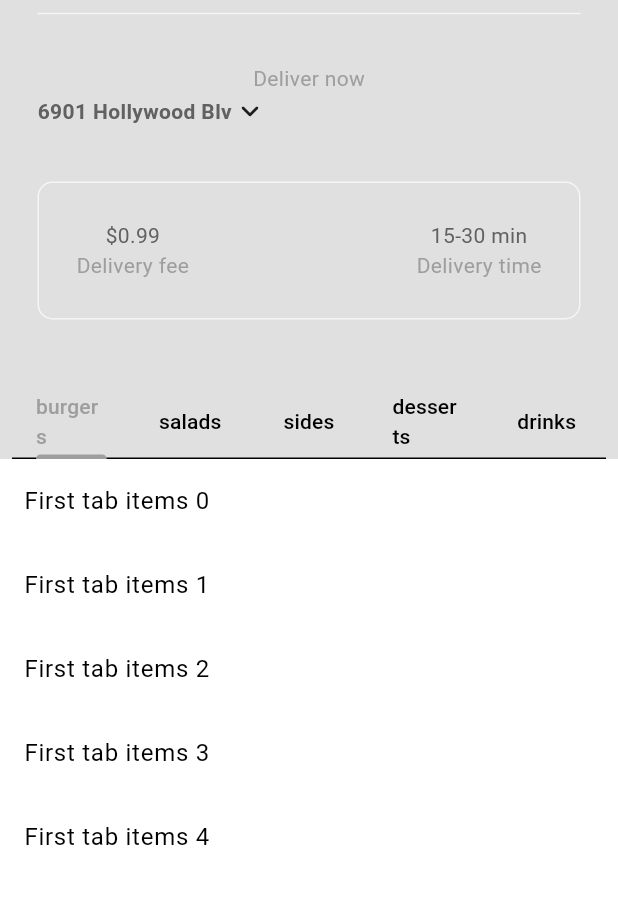
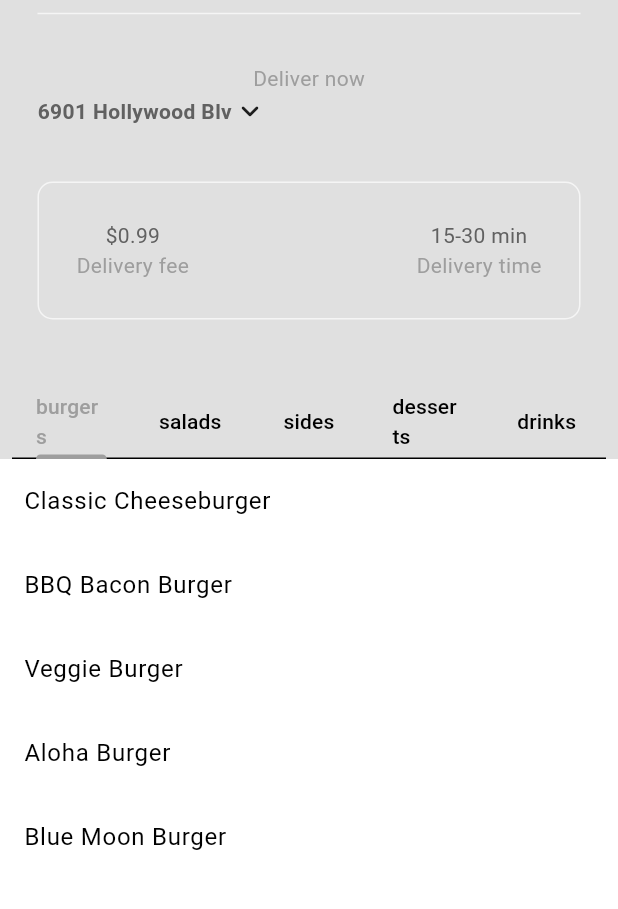
Before and after one commit to YamamotoDesu/food_delivery_app, a Flutter app: the screen it shows after launch, after a tap on "Sign In", on a phone screen of 412 x 824 dp, the part 63-972 px from its top. Run offline on Flutter 3.47's test engine with Material 3 defaults, Android fonts, the light colour scheme and no system bars.

Commit message:
feat: add restaurant provider

```diff
--- a/lib/main.dart
+++ b/lib/main.dart
@@ -1,12 +1,23 @@
 import 'package:flutter/material.dart';
 import 'package:food_delivery_app/auth/login_or_register.dart';
+import 'package:food_delivery_app/models/restraurant.dart';
 import 'package:food_delivery_app/themes/theme_provider.dart';
 import 'package:provider/provider.dart';
 
 void main() {
   runApp(
-    ChangeNotifierProvider(
-      create: (context) => ThemeProvider(),
+    // ChangeNotifierProvider(
+    //   create: (context) => ThemeProvider(),
+    //   child: const MyApp(),
+    // ),
+    MultiProvider(
+      providers: [
+        // theme provider
+        ChangeNotifierProvider(create: (context) => ThemeProvider()),
+
+        // restaurant provider
+        ChangeNotifierProvider(create: (context) => Restaurant()),
+      ],
       child: const MyApp(),
     ),
   );
--- a/lib/pages/home_page.dart
+++ b/lib/pages/home_page.dart
@@ -1,10 +1,12 @@
 import 'package:flutter/material.dart';
 import 'package:food_delivery_app/components/my_drawer.dart';
 import 'package:food_delivery_app/models/food.dart';
+import 'package:food_delivery_app/models/restraurant.dart';
 import 'package:food_delivery_app/pages/my_current_location.dart';
 import 'package:food_delivery_app/pages/my_description_box.dart';
 import 'package:food_delivery_app/pages/my_silver.app_bar.dart';
 import 'package:food_delivery_app/components/my_tab_bar.dart';
+import 'package:provider/provider.dart';
 
 class HomePage extends StatefulWidget {
   const HomePage({super.key});
@@ -31,6 +33,28 @@ class _HomePageState extends State<HomePage>
   void dispose() {
     _tabController.dispose();
     super.dispose();
+  }
+
+  // sort out and return a list of food items that belong to the selected category
+  List<Food> _filterMenuByCategory(FoodCategory category, List<Food> fullMenu) {
+    return fullMenu.where((food) => food.category == category).toList();
+  }
+
+  // return list of foods in given category
+  List<Widget> getFoodInThisCategory(List<Food> fullMenu) {
+    return FoodCategory.values.map((category) {
+      List<Food> categoruMenu = _filterMenuByCategory(category, fullMenu);
+
+      return ListView.builder(
+        itemCount: categoruMenu.length,
+        physics: const NeverScrollableScrollPhysics(),
+        itemBuilder: (context, index) {
+          return ListTile(
+            title: Text(categoruMenu[index].name),
+          );
+        },
+      );
+    }).toList();
   }
 
   @override
@@ -61,41 +85,12 @@ class _HomePageState extends State<HomePage>
             ),
           ),
         ],
-        body: TabBarView(
-          controller: _tabController,
-          children: [
-            ListView.builder(
-              itemCount: 5,
-              itemBuilder: (context, index) => ListTile(
-                title: Text("First tab items $index"),
-              ),
-            ),
-            ListView.builder(
-              itemCount: 5,
-              itemBuilder: (context, index) => ListTile(
-                title: Text("Second tab items $index"),
-              ),
-            ),
-            ListView.builder(
-              itemCount: 5,
-              itemBuilder: (context, index) => ListTile(
-                title: Text("Third tab items $index"),
-              ),
-            ),
-            ListView.builder(
-              itemCount: 5,
-              itemBuilder: (context, index) => ListTile(
-                title: Text("Fourth tab items $index"),
-              ),
-            ),
-            ListView.builder(
-              itemCount: 5,
-              itemBuilder: (context, index) => ListTile(
-                title: Text("Fifth tab items $index"),
-              ),
-            ),
-          ],
-        ),
+        body: Consumer<Restaurant>(builder: (context, restaurant, child) {
+          return TabBarView(
+            controller: _tabController,
+            children: getFoodInThisCategory(restaurant.menu),
+          );
+        }),
       ),
     );
   }
```
